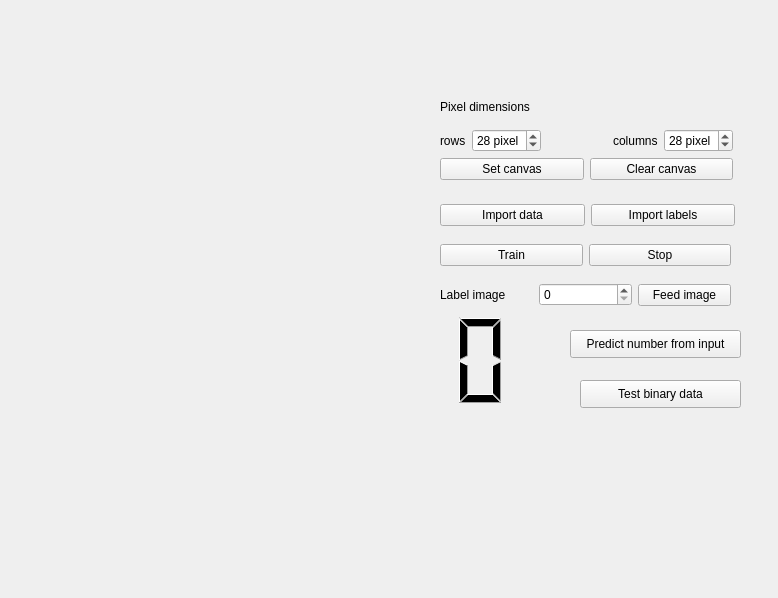
This is milestone4/canvas.ui in yuliahn/PRG_Praktikum as Qt 5 draws it before an edit. The edited form follows.
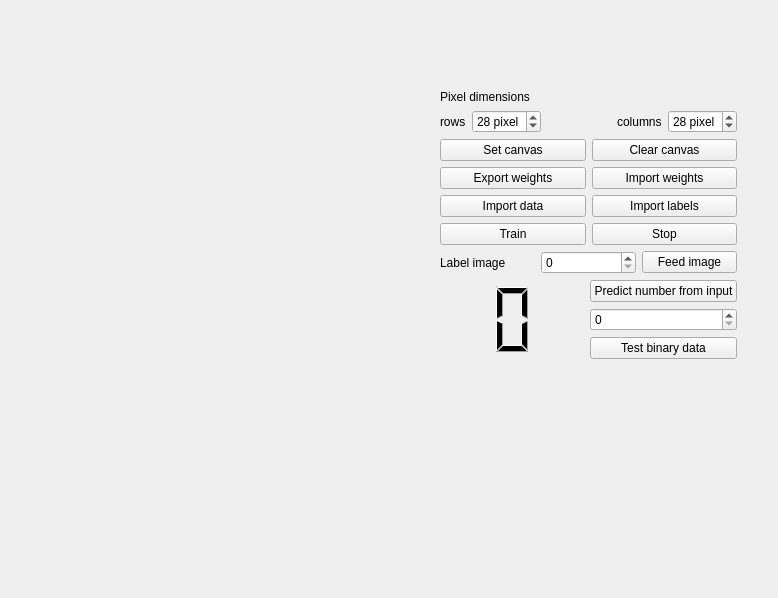
This is the edited form.

The edit to the form file:
```diff
--- a/milestone4/canvas.ui
+++ b/milestone4/canvas.ui
@@ -24,15 +24,19 @@
    </property>
    <layout class="QVBoxLayout" name="canvas"/>
   </widget>
-  <widget class="QWidget" name="layoutWidget">
+  <widget class="QWidget" name="">
    <property name="geometry">
     <rect>
      <x>440</x>
      <y>90</y>
-     <width>293</width>
-     <height>90</height>
+     <width>297</width>
+     <height>411</height>
     </rect>
    </property>
+   <layout class="QVBoxLayout" name="verticalLayout_5">
+    <item>
+     <layout class="QVBoxLayout" name="verticalLayout_4">
+      <item>
    <layout class="QVBoxLayout" name="verticalLayout">
     <item>
      <layout class="QVBoxLayout" name="pixelLayout">
@@ -123,45 +127,28 @@
      </layout>
     </item>
    </layout>
-  </widget>
-  <widget class="QPushButton" name="testData">
-   <property name="geometry">
-    <rect>
-     <x>580</x>
-     <y>380</y>
-     <width>161</width>
-     <height>28</height>
-    </rect>
-   </property>
+      </item>
+      <item>
+       <layout class="QVBoxLayout" name="verticalLayout_3">
+        <item>
+         <layout class="QHBoxLayout" name="horizontalLayout_5">
+          <item>
+           <widget class="QPushButton" name="exportWeightsButton">
    <property name="text">
-    <string>Test binary data</string>
-   </property>
-  </widget>
-  <widget class="QLCDNumber" name="label">
-   <property name="geometry">
-    <rect>
-     <x>440</x>
-     <y>310</y>
-     <width>81</width>
-     <height>101</height>
-    </rect>
-   </property>
-   <property name="frameShape">
-    <enum>QFrame::NoFrame</enum>
-   </property>
-   <property name="digitCount">
-    <number>1</number>
-   </property>
-  </widget>
-  <widget class="QWidget" name="layoutWidget">
-   <property name="geometry">
-    <rect>
-     <x>440</x>
-     <y>200</y>
-     <width>295</width>
-     <height>30</height>
-    </rect>
-   </property>
+             <string>Export weights</string>
+            </property>
+           </widget>
+          </item>
+          <item>
+           <widget class="QPushButton" name="importWeightsButton">
+            <property name="text">
+             <string>Import weights</string>
+            </property>
+           </widget>
+          </item>
+         </layout>
+        </item>
+        <item>
    <layout class="QHBoxLayout" name="importExportLayout">
     <item>
      <widget class="QPushButton" name="importDataButton">
@@ -178,29 +165,26 @@
      </widget>
     </item>
    </layout>
-  </widget>
-  <widget class="QPushButton" name="predictNumberButton">
-   <property name="geometry">
-    <rect>
-     <x>570</x>
-     <y>330</y>
-     <width>171</width>
-     <height>28</height>
-    </rect>
-   </property>
+        </item>
+        <item>
+         <layout class="QHBoxLayout" name="horizontalLayout_2">
+          <item>
+           <widget class="QPushButton" name="trainButton">
    <property name="text">
-    <string>Predict number from input</string>
-   </property>
-  </widget>
-  <widget class="QWidget" name="">
-   <property name="geometry">
-    <rect>
-     <x>440</x>
-     <y>280</y>
-     <width>291</width>
-     <height>30</height>
-    </rect>
-   </property>
+             <string>Train</string>
+            </property>
+           </widget>
+          </item>
+          <item>
+           <widget class="QPushButton" name="stopButton">
+            <property name="text">
+             <string>Stop</string>
+            </property>
+           </widget>
+          </item>
+         </layout>
+        </item>
+        <item>
    <layout class="QHBoxLayout" name="horizontalLayout_3">
     <item>
      <widget class="QLabel" name="trainImageLabel">
@@ -224,30 +208,62 @@
      </widget>
     </item>
    </layout>
-  </widget>
-  <widget class="QWidget" name="">
-   <property name="geometry">
-    <rect>
-     <x>440</x>
-     <y>240</y>
-     <width>291</width>
-     <height>30</height>
-    </rect>
-   </property>
-   <layout class="QHBoxLayout" name="horizontalLayout_2">
+        </item>
+        <item>
+         <layout class="QHBoxLayout" name="horizontalLayout_4">
+          <item>
+           <widget class="QLCDNumber" name="label">
+            <property name="frameShape">
+             <enum>QFrame::NoFrame</enum>
+            </property>
+            <property name="digitCount">
+             <number>1</number>
+            </property>
+           </widget>
+          </item>
     <item>
-     <widget class="QPushButton" name="trainButton">
+           <layout class="QVBoxLayout" name="verticalLayout_2">
+            <item>
+             <widget class="QPushButton" name="predictNumberButton">
       <property name="text">
-       <string>Train</string>
+               <string>Predict number from input</string>
       </property>
      </widget>
     </item>
     <item>
-     <widget class="QPushButton" name="stopButton">
+             <widget class="QSpinBox" name="spinBox">
+              <property name="maximum">
+               <number>499</number>
+              </property>
+             </widget>
+            </item>
+            <item>
+             <widget class="QPushButton" name="testData">
       <property name="text">
-       <string>Stop</string>
-      </property>
-     </widget>
+               <string>Test binary data</string>
+              </property>
+             </widget>
+            </item>
+           </layout>
+          </item>
+         </layout>
+        </item>
+       </layout>
+      </item>
+     </layout>
+    </item>
+    <item>
+     <spacer name="verticalSpacer">
+      <property name="orientation">
+       <enum>Qt::Vertical</enum>
+      </property>
+      <property name="sizeHint" stdset="0">
+       <size>
+        <width>20</width>
+        <height>148</height>
+       </size>
+      </property>
+     </spacer>
     </item>
    </layout>
   </widget>
```
Lines whose indentation alone changed are shown as unchanged.
